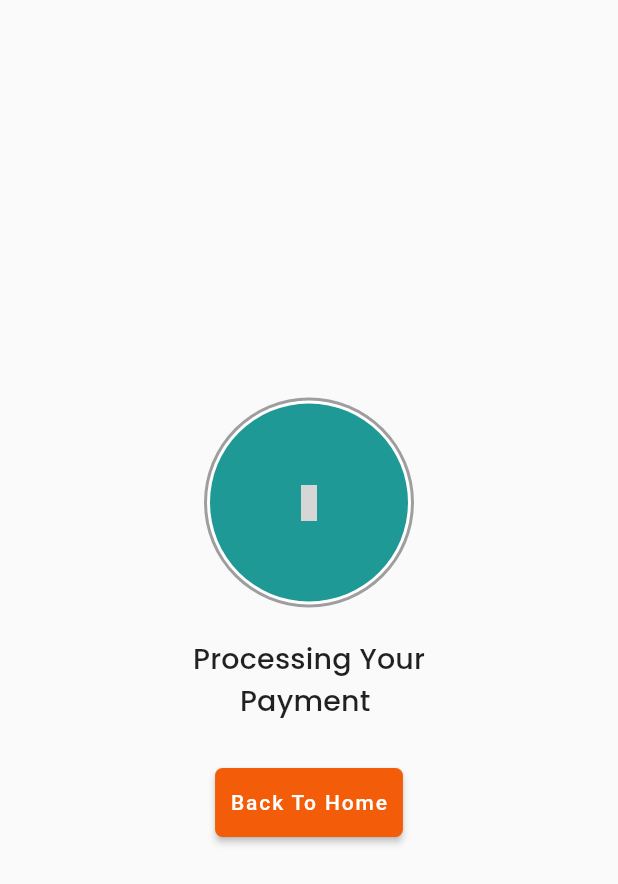
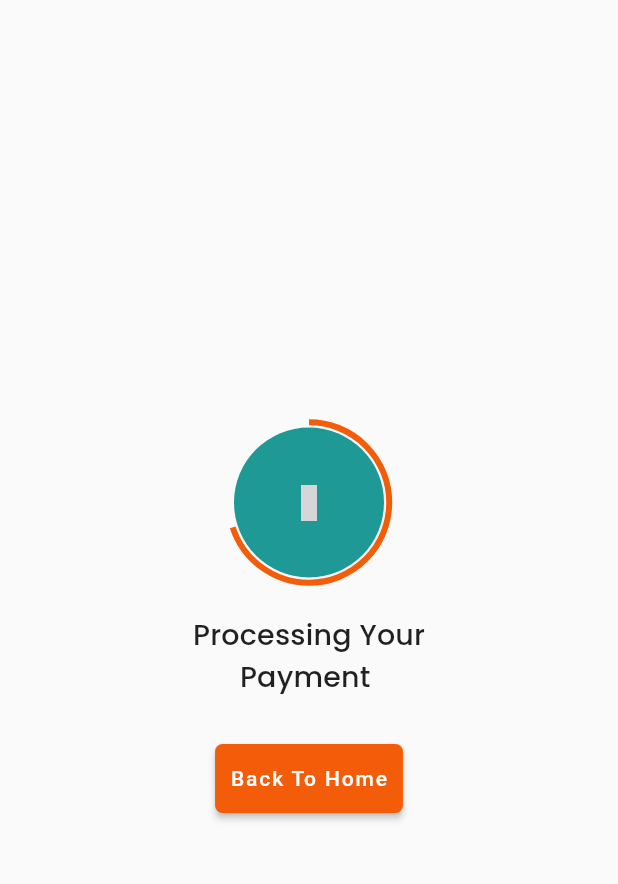
Before and after one commit to Apkboi/cunsultant_app, a Flutter app: the BookSuccess screen opened directly, on a phone screen of 412 x 824 dp. Shown: the top 884 px of the screen. Run offline on Flutter 3.47's test engine with Material 2 defaults, Android fonts, the phone set to English and light mode, and no system bars; our stand-ins replace flutter_rating_bar, google_fonts, iconsax; grey boxes are pictures that could not be loaded.

Commit message:
completed the ui

```diff
--- a/lib/ui/screens/book_screen/book_success.dart
+++ b/lib/ui/screens/book_screen/book_success.dart
@@ -24,18 +24,31 @@ class _BookSuccessState extends State<BookSuccess> {
             mainAxisAlignment: MainAxisAlignment.center,
             crossAxisAlignment: CrossAxisAlignment.center,
             children: [
-              const CircleAvatar(
-                radius: 70,
-                backgroundColor: Colors.grey,
-                child: CircleAvatar(
-                  radius: 68,
-                  backgroundColor: Colors.white,
-                  child: CircleAvatar(
-                    radius: 66,
-                    backgroundColor: Color(0xff1e9996),
-                    child: Center(
-                      child: Icon(Iconsax.more),
-                    ),
+              const SizedBox(
+
+                height: 108,
+                width: 108,
+                child: Center(
+                  child: Stack(
+
+                    children: [
+                      Center(
+                        child: SizedBox(
+                            height: 107,
+                            width: 107,
+
+                            child: CircularProgressIndicator(value: 0.7,)),
+                      ),
+                      Center(
+                        child: CircleAvatar(
+                          radius: 50,
+                          backgroundColor: Color(0xff1e9996),
+                          child: Center(
+                            child: Icon(Iconsax.more),
+                          ),
+                        ),
+                      )
+                    ],
                   ),
                 ),
               ),
--- a/lib/ui/screens/dashboard/dashboard.dart
+++ b/lib/ui/screens/dashboard/dashboard.dart
@@ -29,6 +29,7 @@ class _DashBoardScreenState extends State<DashBoardScreen> {
   @override
   Widget build(BuildContext context) {
     return Scaffold(
+      resizeToAvoidBottomInset: false,
       floatingActionButton: InkWell(
         onTap: () => Navigator.of(context)
             .push(CupertinoPageRoute(builder: (index) => AddDoctor())),
@@ -51,6 +52,7 @@ class _DashBoardScreenState extends State<DashBoardScreen> {
       floatingActionButtonLocation: FloatingActionButtonLocation.centerDocked,
       body: IndexedStack(index: selectindex, children: pages),
       bottomNavigationBar: NavBar(
+        hasFab: true,
         indicator: CircleAvatar(
           radius: 10,
           backgroundColor: Theme.of(context).colorScheme.primary,
```
Also changed, not shown: lib/ui/screens/add_screen/doctors_description.dart (+6 -2 lines), lib/ui/widgets/add_doctor/doc_items.dart (+30 -5 lines).
